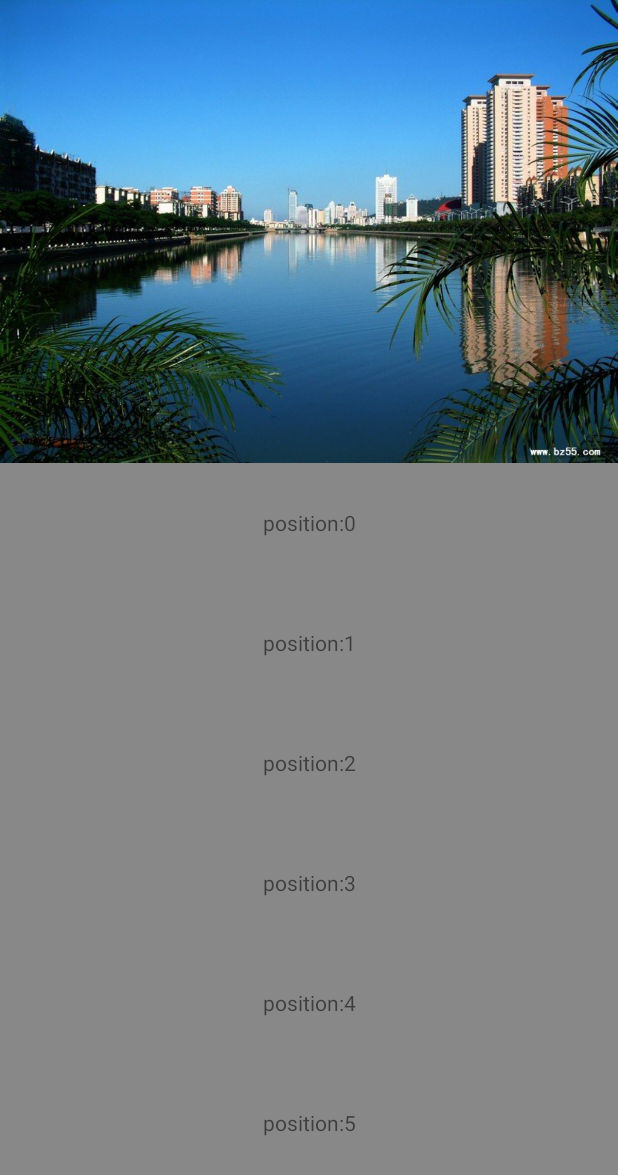
After one commit to ahong222/AndroidTestDemo, an Android app: the TargetShare screen opened directly, with no data from a screen before it, on a phone screen of 412 x 824 dp. The commit adds this screen. Shown: the top 1175 px of the screen. Run offline under Robolectric (Android 15) with nearby library versions, the light colour scheme and no system bars.

Commit message:
activity transition animation

```diff
--- a/AndroidTestDemo/app/build.gradle
+++ b/AndroidTestDemo/app/build.gradle
@@ -6,7 +6,7 @@ android {
 
     defaultConfig {
         applicationId "com.ifnoif.androidtestdemo"
-        minSdkVersion 18
+        minSdkVersion 21
         targetSdkVersion 23
         versionCode 1
         versionName "1.0"
--- /dev/null
+++ b/AndroidTestDemo/app/src/main/java/com/ifnoif/androidtestdemo/share_transation/TargetShare.java
@@ -0,0 +1,190 @@
+package com.ifnoif.androidtestdemo.share_transation;
+
+import android.Manifest;
+import android.app.Activity;
+import android.content.Intent;
+import android.graphics.Color;
+import android.os.Build;
+import android.os.Bundle;
+import android.support.annotation.Nullable;
+import android.support.v4.app.ActivityCompat;
+import android.app.SharedElementCallback;
+import android.support.v7.widget.LinearLayoutManager;
+import android.support.v7.widget.RecyclerView;
+import android.util.Log;
+import android.view.Gravity;
+import android.view.View;
+import android.view.ViewGroup;
+import android.widget.FrameLayout;
+import android.widget.ImageView;
+import android.widget.TextView;
+
+import com.ifnoif.androidtestdemo.R;
+
+import java.util.List;
+
+/**
+ * Created by syh on 2016/9/21.
+ */
+public class TargetShare extends Activity {
+    private int position = 0;
+    private FrameLayout shareLayout;
+    @Override
+    protected void onCreate(@Nullable Bundle savedInstanceState) {
+        super.onCreate(savedInstanceState);
+        setContentView(R.layout.target_share_layout);
+        ActivityCompat.requestPermissions(TargetShare.this, new String[]{Manifest.permission.WRITE_EXTERNAL_STORAGE}, 0);
+        shareLayout = (FrameLayout)findViewById(R.id.share);
+        ViewGroup.LayoutParams layoutParams = (ViewGroup.LayoutParams) shareLayout.getLayoutParams();
+        layoutParams.height = getResources().getDisplayMetrics().widthPixels*3/4;
+        findViewById(R.id.share).setLayoutParams(layoutParams);
+
+        position = getIntent().getIntExtra("position",0);
+        ((ImageView)findViewById(R.id.image)).setImageResource(MainShare.drawableArray[position]);
+
+        findViewById(R.id.share).setOnClickListener(new View.OnClickListener() {
+            @Override
+            public void onClick(View v) {
+                position++;
+                ((ImageView)findViewById(R.id.image)).setImageResource(MainShare.drawableArray[position]);
+            }
+        });
+
+        if (Build.VERSION.SDK_INT >= 21) {
+            setEnterSharedElementCallback(new SharedElementCallback() {
+                @Override
+                public void onSharedElementStart(List<String> sharedElementNames, List<View> sharedElements, List<View> sharedElementSnapshots) {
+                    super.onSharedElementStart(sharedElementNames, sharedElements, sharedElementSnapshots);
+                    Log.d("syh", "onSharedElementStart");
+
+                    View playerLayout = MainShare.getPlayerLayout(TargetShare.this);
+                    if (playerLayout.getParent() != null) {
+                        ((ViewGroup) playerLayout.getParent()).removeView(playerLayout);
+                    }
+                    shareLayout.addView(playerLayout);
+
+                }
+            });
+        }
+
+
+//        Slide slideIn = new Slide();
+//        slideIn.setDuration(500);
+////设置为进入
+//        slideIn.setMode(Visibility.MODE_IN);
+////设置从右边进入
+//        slideIn.setSlideEdge(android.view.Gravity.RIGHT);
+//        getWindow().setEnterTransition(slideIn);
+
+        initRecycleView();
+    }
+
+
+
+    public void initRecycleView(){
+        RecyclerView recyclerView = (RecyclerView) findViewById(R.id.recycle_view);
+        LinearLayoutManager layoutManager = new LinearLayoutManager(getApplicationContext());
+        layoutManager.setOrientation(LinearLayoutManager.VERTICAL);
+        recyclerView.setLayoutManager(layoutManager);
+
+        recyclerView.setAdapter(new ItemAdapter());
+    }
+    public class ItemAdapter extends RecyclerView.Adapter<ItemViewHolder> {
+
+        @Override
+        public ItemViewHolder onCreateViewHolder(ViewGroup parent, int viewType) {
+            TextView view = new TextView(parent.getContext());
+
+            view.setLayoutParams(new ViewGroup.LayoutParams(ViewGroup.LayoutParams.MATCH_PARENT, 120));
+            view.setBackgroundColor(Color.GRAY);
+            view.setGravity(Gravity.CENTER);
+
+            return new ItemViewHolder(view);
+        }
+
+        @Override
+        public void onBindViewHolder(ItemViewHolder holder, int position) {
+            holder.itemView.setTag(position);
+            ((TextView)holder.itemView).setText("position:"+position);
+        }
+
+        @Override
+        public int getItemCount() {
+            return 20;
+        }
+
+
+    }
+
+    public class ItemViewHolder extends RecyclerView.ViewHolder {
+
+        public ItemViewHolder(View itemView) {
+            super(itemView);
+        }
+    }
+
+    @Override
+    public void finishAfterTransition() {
+        Log.d("syh","finishAfterTransition");
+        Intent data = new Intent();
+        View playerLayout = MainShare.getPlayerLayout(TargetShare.this);
+
+
+//        Bitmap  bitmap = Bitmap.createBitmap(playerLayout.getWidth(),playerLayout.getHeight(), Bitmap.Config.ARGB_8888);
+//        Canvas canvas  =new Canvas(bitmap);
+//        ((View)playerLayout.getParent()).draw(canvas);
+//        try {
+//            bitmap.compress(Bitmap.CompressFormat.JPEG,100,new FileOutputStream(new File(Environment.getExternalStorageDirectory(),"test.jpg")));
+//            Log.d("syh","finishAfterTransition save bitmap success");
+//        } catch (FileNotFoundException e) {
+//            e.printStackTrace();
+//        }
+//
+//
+//        Log.d("syh","finishAfterTransition bitmapHeight:"+bitmap.getHeight()+" viewHeight:"+playerLayout.getHeight());
+//
+//        data.putExtra("bitmap",bitmap);
+        setResult(RESULT_OK, data);
+        super.finishAfterTransition();
+    }
+
+//    @Override
+//    public void onBackPressed() {
+////        super.onBackPressed();
+//
+//        WebView playerLayout = MainShare.getPlayerLayout(TargetShare.this);
+//        Bitmap  bitmap = Bitmap.createBitmap(playerLayout.getWidth(),playerLayout.getHeight(), Bitmap.Config.ARGB_8888);
+//        Canvas canvas  =new Canvas(bitmap);
+//        ((View)playerLayout.getParent()).draw(canvas);
+//        try {
+//            bitmap.compress(Bitmap.CompressFormat.JPEG,100,new FileOutputStream(new File(Environment.getExternalStorageDirectory(),"test.jpg")));
+//            Log.d("syh","finishAfterTransition save bitmap success");
+//        } catch (FileNotFoundException e) {
+//            e.printStackTrace();
+//        }
+//    }
+
+    @Override
+    protected void onStop() {
+        super.onStop();
+        Log.d("syh","onStop");
+    }
+
+    @Override
+    protected void onDestroy() {
+        super.onDestroy();
+        Log.d("syh","onDestroy");
+    }
+
+    @Override
+    public void finish() {
+        Log.d("syh","finish");
+        super.finish();
+    }
+
+    @Override
+    public void onBackPressed() {
+        Log.d("syh","onBackPressed");
+        super.onBackPressed();
+    }
+}
--- /dev/null
+++ b/AndroidTestDemo/app/src/main/res/layout/target_share_layout.xml
@@ -0,0 +1,30 @@
+<?xml version="1.0" encoding="utf-8"?>
+<LinearLayout xmlns:android="http://schemas.android.com/apk/res/android"
+    android:layout_width="match_parent"
+    android:layout_height="match_parent"
+    android:orientation="vertical">
+
+    <FrameLayout
+        android:id="@+id/share"
+        android:layout_width="wrap_content"
+        android:layout_height="wrap_content"
+        android:layout_gravity="top"
+        android:transitionName="share">
+
+        <ImageView
+            android:id="@+id/image"
+            android:layout_width="match_parent"
+            android:layout_height="match_parent" />
+        <ProgressBar
+            style="@android:style/Widget.ProgressBar.Large"
+            android:layout_width="wrap_content"
+            android:layout_height="wrap_content"
+            android:layout_gravity="center"
+            android:visibility="gone"/>
+    </FrameLayout>
+    <android.support.v7.widget.RecyclerView
+        android:id="@+id/recycle_view"
+        android:layout_width="match_parent"
+        android:layout_height="match_parent"
+        android:layout_weight="1"></android.support.v7.widget.RecyclerView>
+</LinearLayout>
```
Also changed, not shown: AndroidTestDemo/app/src/main/AndroidManifest.xml (+5 -2 lines), AndroidTestDemo/app/src/main/java/com/ifnoif/androidtestdemo/LoadClassDemo.java (added, +84 -0 lines), AndroidTestDemo/app/src/main/java/com/ifnoif/androidtestdemo/MainActivity.java (+17 -8 lines), AndroidTestDemo/app/src/main/java/com/ifnoif/androidtestdemo/share_transation/MainShare.java (added, +211 -0 lines), AndroidTestDemo/app/src/main/java/com/ifnoif/androidtestdemo/share_transation/MyProgressBar.java (added, +26 -0 lines), AndroidTestDemo/app/src/main/java/com/ifnoif/androidtestdemo/touch/MyViewGroup.java (+5 -2 lines), AndroidTestDemo/app/src/main/res/layout/load_class_layout.xml (added, +12 -0 lines), AndroidTestDemo/app/src/main/res/layout/main_share_layout.xml (added, +9 -0 lines), AndroidTestDemo/app/src/main/res/layout/player_layout.xml (added, +14 -0 lines), AndroidTestDemo/app/src/main/res/layout/share_item_layout.xml (added, +32 -0 lines), AndroidTestDemo/app/src/main/res/drawable/item_img_1.jpg (added), AndroidTestDemo/app/src/main/res/drawable/item_img_2.jpg (added), AndroidTestDemo/app/src/main/res/drawable/item_img_3.jpg (added), AndroidTestDemo/app/src/main/res/drawable/item_img_4.jpg (added), 2 more files.
